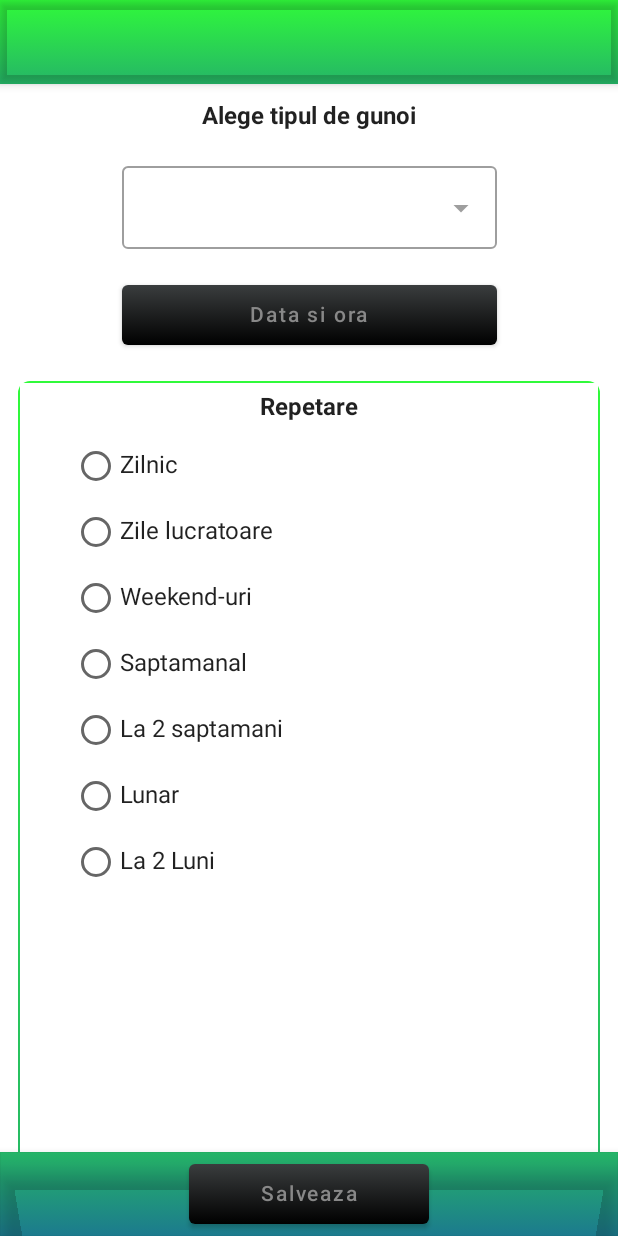
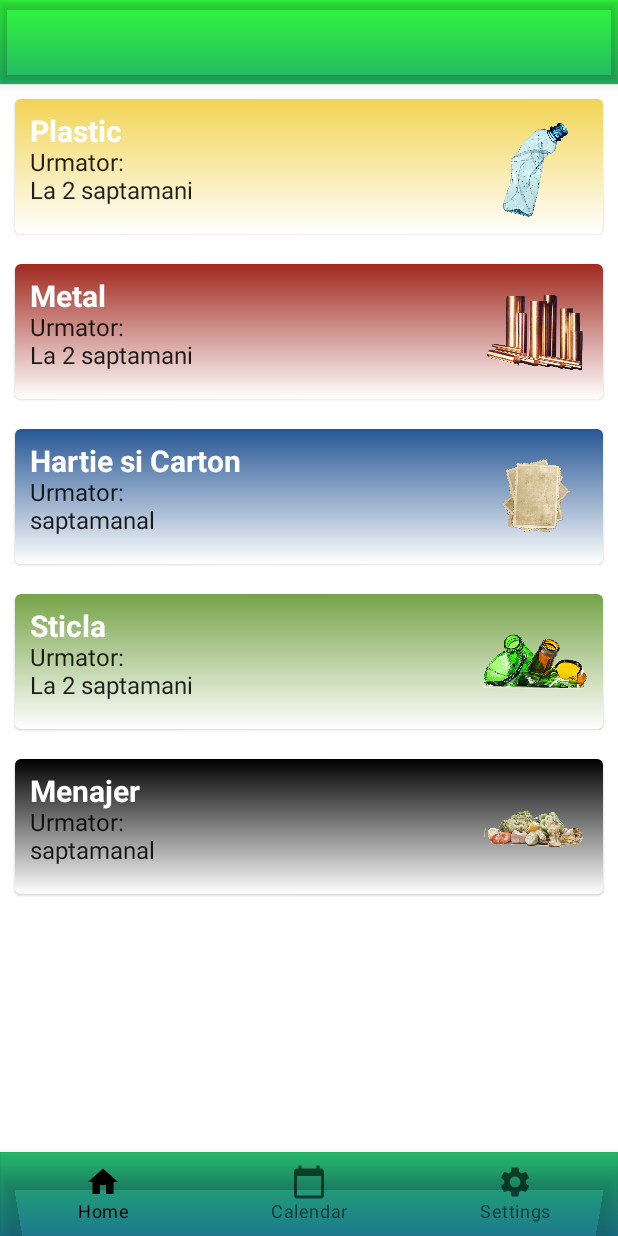
Before and after one commit to OnicaAdrianCatalin/Trashminder, an Android app built with Jetpack Compose: the screen it shows after launch (MainActivity), on a phone screen of 412 x 824 dp. Run offline under Robolectric (Android 15) with nearby library versions, the phone set to English and light mode, and no system bars.

Commit message:
implementing the main screens with reminders

```diff
--- a/app/build.gradle
+++ b/app/build.gradle
@@ -54,6 +54,9 @@ dependencies {
     implementation "androidx.compose.ui:ui:$compose_ui_version"
     implementation "androidx.compose.ui:ui-tooling-preview:$compose_ui_version"
     implementation 'androidx.compose.material:material:1.1.1'
+    implementation "androidx.constraintlayout:constraintlayout-compose:1.0.1"
+    implementation "androidx.compose.material:material-icons-extended:$compose_ui_version"
+    implementation("androidx.navigation:navigation-compose:2.5.3")
     testImplementation 'junit:junit:4.13.2'
     androidTestImplementation 'androidx.test.ext:junit:1.1.4'
     androidTestImplementation 'androidx.test.espresso:espresso-core:3.5.0'
--- a/app/src/main/java/com/example/trashminder/MainActivity.kt
+++ b/app/src/main/java/com/example/trashminder/MainActivity.kt
@@ -3,6 +3,7 @@ package com.example.trashminder
 import android.os.Bundle
 import androidx.activity.ComponentActivity
 import androidx.activity.compose.setContent
+import com.example.trashminder.presentation.createdReminder.MainScreen
 import com.example.trashminder.presentation.newReminder.NewReminderScreen
 import com.example.trashminder.presentation.theme.TrashminderTheme
 
@@ -11,7 +12,8 @@ class MainActivity : ComponentActivity() {
         super.onCreate(savedInstanceState)
         setContent {
             TrashminderTheme {
-                NewReminderScreen()
+                //NewReminderScreen()
+                MainScreen()
             }
         }
     }
--- /dev/null
+++ b/app/src/main/java/com/example/trashminder/model/Reminder.kt
@@ -0,0 +1,8 @@
+package com.example.trashminder.model
+
+data class Reminder(
+    val id: Int,
+    val type: String,
+    val date: String,
+    val repetition: String
+)
--- /dev/null
+++ b/app/src/main/java/com/example/trashminder/presentation/createdReminder/BottomBarScreen.kt
@@ -0,0 +1,28 @@
+package com.example.trashminder.presentation.createdReminder
+
+import android.graphics.drawable.Icon
+import androidx.compose.material.icons.Icons
+import androidx.compose.material.icons.filled.*
+import androidx.compose.ui.graphics.vector.ImageVector
+
+sealed class BottomBarScreen(
+    val route: String,
+    var title: String,
+    val icon: ImageVector
+) {
+    object Home : BottomBarScreen(
+        route = "home",
+        title = "Home",
+        icon = Icons.Default.Home
+    )
+    object Calendar : BottomBarScreen(
+        route = "calendar",
+        title = "Calendar",
+        icon = Icons.Default.CalendarToday
+    )
+    object Settings : BottomBarScreen(
+        route = "settings",
+        title = "Settings",
+        icon = Icons.Default.Settings
+    )
+}
--- /dev/null
+++ b/app/src/main/java/com/example/trashminder/presentation/createdReminder/BottomNavGraph.kt
@@ -0,0 +1,21 @@
+package com.example.trashminder.presentation.createdReminder
+
+import androidx.compose.runtime.Composable
+import androidx.navigation.NavHostController
+import androidx.navigation.compose.NavHost
+import androidx.navigation.compose.composable
+
+@Composable
+fun BottomNavGraph(navController: NavHostController) {
+    NavHost(navController = navController, startDestination = BottomBarScreen.Home.route) {
+        composable(route=BottomBarScreen.Home.route){
+            HomeScreen()
+        }
+        composable(route=BottomBarScreen.Calendar.route){
+            CalendarScreen()
+        }
+        composable(route=BottomBarScreen.Settings.route){
+            SettingsScreen()
+        }
+    }
+}
--- /dev/null
+++ b/app/src/main/java/com/example/trashminder/presentation/createdReminder/Calendar.kt
@@ -0,0 +1,25 @@
+package com.example.trashminder.presentation.createdReminder
+
+import androidx.compose.foundation.layout.Box
+import androidx.compose.foundation.layout.fillMaxSize
+import androidx.compose.material.Text
+import androidx.compose.runtime.Composable
+import androidx.compose.ui.Alignment
+import androidx.compose.ui.Modifier
+import androidx.compose.ui.tooling.preview.Preview
+
+@Composable
+fun CalendarScreen(){
+    Box(
+        modifier = Modifier.fillMaxSize(),
+        contentAlignment = Alignment.Center
+    ) {
+        Text(text = "CALENDAR")
+    }
+}
+
+@Composable
+@Preview(showBackground = true)
+fun CalendarScreenPreview(){
+    CalendarScreen()
+}
--- /dev/null
+++ b/app/src/main/java/com/example/trashminder/presentation/createdReminder/CustomItem.kt
@@ -0,0 +1,148 @@
+package com.example.trashminder.presentation.createdReminder
+
+import androidx.compose.foundation.Image
+import androidx.compose.foundation.background
+import androidx.compose.foundation.layout.*
+import androidx.compose.material.Card
+import androidx.compose.material.Text
+import androidx.compose.runtime.Composable
+import androidx.compose.ui.Alignment
+import androidx.compose.ui.Modifier
+import androidx.compose.ui.graphics.Brush
+import androidx.compose.ui.graphics.Color
+import androidx.compose.ui.res.painterResource
+import androidx.compose.ui.text.TextStyle
+import androidx.compose.ui.text.font.FontWeight
+import androidx.compose.ui.tooling.preview.Preview
+import androidx.compose.ui.unit.dp
+import androidx.compose.ui.unit.sp
+import com.example.trashminder.R
+import com.example.trashminder.model.Reminder
+import com.example.trashminder.presentation.theme.*
+import org.intellij.lang.annotations.JdkConstants.HorizontalAlignment
+
+
+@Composable
+fun CustomItem(reminder: Reminder) {
+    if (reminder.type == "plastic") {
+        Card(
+            modifier = Modifier.padding(10.dp).fillMaxWidth()
+        ) {
+            Box(Modifier.background(brush = Brush.verticalGradient(listOf(yellow, Color.White)))) {
+                Row(horizontalArrangement = Arrangement.SpaceBetween, modifier = Modifier.fillMaxWidth().padding(10.dp)) {
+                    Column {
+                        Text(text = "Plastic", style = TextStyle(color = Color.White, fontSize = 20.sp, fontWeight = FontWeight.Bold))
+                        Text(text = "Urmator: ${reminder.date}")
+                        Text(text = "${reminder.repetition}")
+                    }
+                    Image(
+                        painter = painterResource(id = R.drawable.plastic_bottle_png_download_image),
+                        contentDescription = "plastic",
+                        modifier = Modifier.size(70.dp)
+                    )
+                }
+            }
+
+        }
+    }
+
+    if (reminder.type == "metal") {
+        Card(
+            modifier = Modifier.padding(10.dp).fillMaxWidth()
+        ) {
+            Box(Modifier.background(brush = Brush.verticalGradient(listOf(red, Color.White)))) {
+                Row(horizontalArrangement = Arrangement.SpaceBetween, modifier = Modifier.fillMaxWidth().padding(10.dp)) {
+                    Column {
+                        Text(text = "Metal", style = TextStyle(color = Color.White, fontSize = 20.sp, fontWeight = FontWeight.Bold))
+                        Text(text = "Urmator: ${reminder.date}")
+                        Text(text = "${reminder.repetition}")
+                    }
+                    Image(
+                        painter = painterResource(id = R.drawable._removal_ai__tmp_63a2fb077da67),
+                        contentDescription = "metal",
+                        modifier = Modifier.size(70.dp)
+                    )
+                }
+            }
+
+        }
+    }
+
+    if (reminder.type == "hartie") {
+        Card(
+            modifier = Modifier.padding(10.dp).fillMaxWidth()
+        ) {
+            Box(Modifier.background(brush = Brush.verticalGradient(listOf(blueTrash, Color.White)))) {
+                Row(horizontalArrangement = Arrangement.SpaceBetween, modifier = Modifier.fillMaxWidth().padding(10.dp)) {
+                    Column {
+                        Text(text = "Hartie si Carton", style = TextStyle(color = Color.White, fontSize = 20.sp, fontWeight = FontWeight.Bold))
+                        Text(text = "Urmator: ${reminder.date}")
+                        Text(text = "${reminder.repetition}")
+                    }
+                    Image(
+                        painter = painterResource(id = R.drawable.stack_of_old_blank_photographs_thumb30),
+                        contentDescription = "hartie",
+                        modifier = Modifier.size(70.dp)
+                    )
+                }
+            }
+
+        }
+    }
+
+    if (reminder.type == "sticla") {
+        Card(
+            modifier = Modifier.padding(10.dp).fillMaxWidth()
+        ) {
+            Box(Modifier.background(brush = Brush.verticalGradient(listOf(greenTrash, Color.White)))) {
+                Row(horizontalArrangement = Arrangement.SpaceBetween, modifier = Modifier.fillMaxWidth().padding(10.dp)) {
+                    Column {
+                        Text(text = "Sticla", style = TextStyle(color = Color.White, fontSize = 20.sp, fontWeight = FontWeight.Bold))
+                        Text(text = "Urmator: ${reminder.date}")
+                        Text(text = "${reminder.repetition}")
+                    }
+                    Image(
+                        painter = painterResource(id = R.drawable.broken_bottle_png23),
+                        contentDescription = "sticla",
+                        modifier = Modifier.size(70.dp)
+                    )
+                }
+            }
+
+        }
+    }
+
+    if (reminder.type == "menajer") {
+        Card(
+            modifier = Modifier.padding(10.dp).fillMaxWidth()
+        ) {
+            Box(Modifier.background(brush = Brush.verticalGradient(listOf(black, Color.White)))) {
+                Row(horizontalArrangement = Arrangement.SpaceBetween, modifier = Modifier.fillMaxWidth().padding(10.dp)) {
+                    Column {
+                        Text(text = "Menajer", style = TextStyle(color = Color.White, fontSize = 20.sp, fontWeight = FontWeight.Bold))
+                        Text(text = "Urmator: ${reminder.date}")
+                        Text(text = "${reminder.repetition}")
+                    }
+                    Image(
+                        painter = painterResource(id = R.drawable.document),
+                        contentDescription = "menajer",
+                        modifier = Modifier.size(70.dp)
+                    )
+                }
+            }
+        }
+    }
+}
+
+@Composable
+@Preview
+fun CustomItemPreview() {
+    CustomItem(
+        reminder = Reminder(
+            id = 0,
+            type = "plastic",
+            date = "",
+            repetition = "La 2 saptamani"
+        )
+    )
+}
--- /dev/null
+++ b/app/src/main/java/com/example/trashminder/presentation/createdReminder/Home.kt
@@ -0,0 +1,34 @@
+package com.example.trashminder.presentation.createdReminder
+
+import androidx.compose.foundation.layout.Box
+import androidx.compose.foundation.layout.fillMaxSize
+import androidx.compose.foundation.lazy.LazyColumn
+import androidx.compose.foundation.lazy.items
+import androidx.compose.material.Text
+import androidx.compose.runtime.Composable
+import androidx.compose.ui.Alignment
+import androidx.compose.ui.Modifier
+import androidx.compose.ui.tooling.preview.Preview
+import com.example.trashminder.repository.ReminderRepository
+
+@Composable
+fun HomeScreen() {
+    Box(
+        modifier = Modifier.fillMaxSize()
+    ) {
+        val reminderRepository= ReminderRepository()
+        val getAllData=reminderRepository.getAllData()
+
+        LazyColumn(){
+            items(items=getAllData){ reminder ->
+                CustomItem(reminder = reminder)
+            }
+        }
+    }
+}
+
+@Composable
+@Preview (showBackground = true)
+fun HomeScreenPreview(){
+    HomeScreen()
+}
--- /dev/null
+++ b/app/src/main/java/com/example/trashminder/presentation/createdReminder/MainScreen.kt
@@ -0,0 +1,89 @@
+package com.example.trashminder.presentation.createdReminder
+
+import androidx.compose.foundation.background
+import androidx.compose.foundation.layout.RowScope
+import androidx.compose.material.*
+import androidx.compose.runtime.Composable
+import androidx.compose.runtime.getValue
+import androidx.compose.ui.Modifier
+import androidx.compose.ui.graphics.Brush
+import androidx.compose.ui.graphics.Color
+import androidx.navigation.NavDestination
+import androidx.navigation.NavDestination.Companion.hierarchy
+import androidx.navigation.NavGraph.Companion.findStartDestination
+import androidx.navigation.NavHostController
+import androidx.navigation.compose.currentBackStackEntryAsState
+import androidx.navigation.compose.rememberNavController
+import com.example.trashminder.presentation.theme.bleu
+import com.example.trashminder.presentation.theme.darkerGreen
+import com.example.trashminder.presentation.theme.lightGreen
+
+@Composable
+fun MainScreen() {
+    val navController = rememberNavController()
+    Scaffold(
+        topBar = {
+            TopAppBar(
+                backgroundColor = Color.Transparent,
+                modifier = Modifier.background(
+                    brush = Brush.verticalGradient(
+                        listOf(lightGreen, darkerGreen)
+                    )
+                )
+            ) {}
+        },
+        bottomBar = { BottomBar(navController = navController) }
+    ) {
+        BottomNavGraph(navController = navController)
+    }
+}
+
+@Composable
+fun BottomBar(navController: NavHostController) {
+    val screens = listOf(
+        BottomBarScreen.Home,
+        BottomBarScreen.Calendar,
+        BottomBarScreen.Settings
+    )
+    val navBackStackEntry by navController.currentBackStackEntryAsState()
+    val currentDestination = navBackStackEntry?.destination
+
+    BottomNavigation(backgroundColor = Color.Transparent,
+        modifier = Modifier.background(
+            brush = Brush.verticalGradient(
+                listOf(darkerGreen, bleu)
+            )
+        )) {
+        screens.forEach { screen ->
+            AddItem(
+                screen = screen,
+                currentDestination = currentDestination,
+                navController = navController
+            )
+        }
+    }
+}
+
+@Composable
+fun RowScope.AddItem(
+    screen: BottomBarScreen,
+    currentDestination: NavDestination?,
+    navController: NavHostController
+) {
+    BottomNavigationItem(label = {
+        Text(text = screen.title)
+    },
+        icon = {
+            Icon(imageVector = screen.icon, contentDescription = "Navigation icon")
+        },
+        selected = currentDestination?.hierarchy?.any {
+            it.route == screen.route
+        } == true,
+        onClick = {
+            navController.navigate(screen.route) {
+                popUpTo(navController.graph.findStartDestination().id)
+                launchSingleTop = true
+            }
+        }
+    )
+}
--- /dev/null
+++ b/app/src/main/java/com/example/trashminder/presentation/createdReminder/Settings.kt
@@ -0,0 +1,25 @@
+package com.example.trashminder.presentation.createdReminder
+
+import androidx.compose.foundation.layout.Box
+import androidx.compose.foundation.layout.fillMaxSize
+import androidx.compose.material.Text
+import androidx.compose.runtime.Composable
+import androidx.compose.ui.Alignment
+import androidx.compose.ui.Modifier
+import androidx.compose.ui.tooling.preview.Preview
+
+@Composable
+fun SettingsScreen(){
+    Box(
+        modifier = Modifier.fillMaxSize(),
+        contentAlignment = Alignment.Center
+    ) {
+        Text(text = "Settings")
+    }
+}
+
+@Composable
+@Preview(showBackground = true)
+fun SettingsScreenPreview(){
+    SettingsScreen()
+}
--- a/app/src/main/java/com/example/trashminder/presentation/theme/Color.kt
+++ b/app/src/main/java/com/example/trashminder/presentation/theme/Color.kt
@@ -11,3 +11,7 @@ val bleu = Color(0xFF1C7A8E)
 val darkerGreen = Color(0xFF25B567)
 val lightBlack = Color(0xFF3A3D3E)
 val black = Color(0xFF000000)
+val yellow= Color(0xfff2d454)
+val red=Color(0xffa0291f)
+val blueTrash=Color(0xff265694)
+val greenTrash=Color(0xff77a348)
--- /dev/null
+++ b/app/src/main/java/com/example/trashminder/repository/ReminderRepository.kt
@@ -0,0 +1,41 @@
+package com.example.trashminder.repository
+
+import com.example.trashminder.model.Reminder
+
+class ReminderRepository {
+    fun getAllData(): List<Reminder>{
+        return listOf(
+           Reminder(
+               id=0,
+               type="plastic",
+               date="",
+               repetition = "La 2 saptamani"
+           ) ,
+            Reminder(
+                id=1,
+                type="metal",
+                date="",
+                repetition = "La 2 saptamani"
+            ) ,
+            Reminder(
+                id=2,
+                type="hartie",
+                date="",
+                repetition = "saptamanal"
+            ) ,
+            Reminder(
+                id=3,
+                type="sticla",
+                date="",
+                repetition = "La 2 saptamani"
+            ) ,
+            Reminder(
+                id=4,
+                type="menajer",
+                date="",
+                repetition = "saptamanal"
+            ) ,
+
+        )
+    }
+}
--- /dev/null
+++ b/app/src/main/res/drawable/ic_home.xml
@@ -0,0 +1,5 @@
+<vector android:height="24dp" android:tint="#000000"
+    android:viewportHeight="24" android:viewportWidth="24"
+    android:width="24dp" xmlns:android="http://schemas.android.com/apk/res/android">
+    <path android:fillColor="@android:color/white" android:pathData="M10,20v-6h4v6h5v-8h3L12,3 2,12h3v8z"/>
+</vector>
```
Also changed, not shown: app/src/main/res/drawable/_removal_ai__tmp_63a2fb077da67.png (added), app/src/main/res/drawable/broken_bottle_png23.png (added), app/src/main/res/drawable/document.png (added), app/src/main/res/drawable/plastic_bottle_png_download_image.png (added), app/src/main/res/drawable/stack_of_old_blank_photographs_thumb30.png (added).
